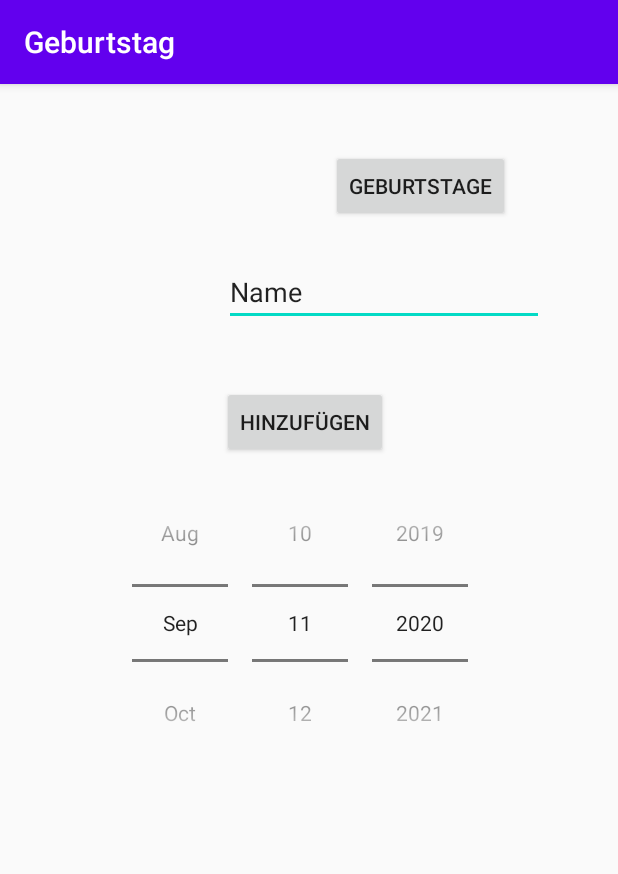
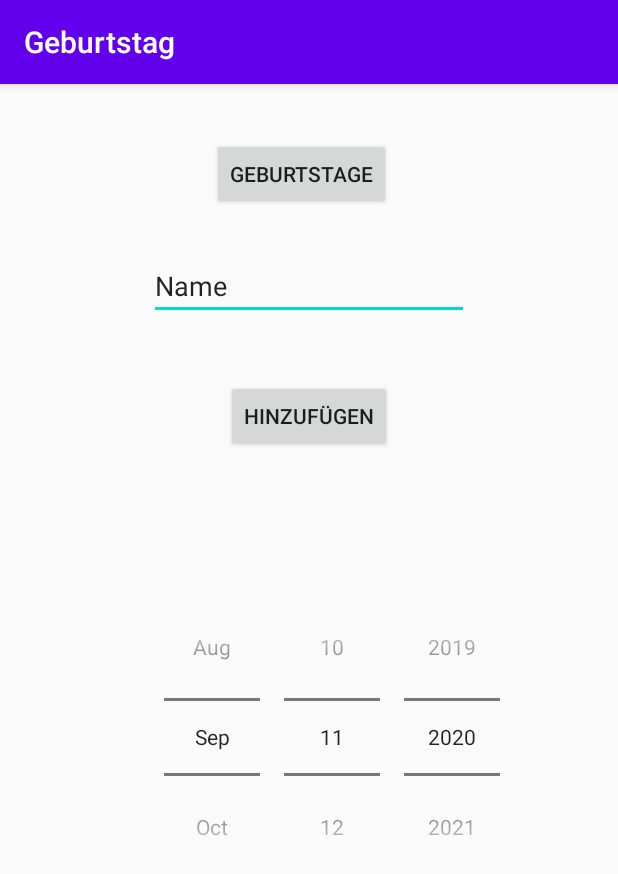
Before and after one commit to julianhocker/Geburtstag, an Android app: the screen it shows after launch (MainActivity), after a tap on "GEBURTSTAGE", on a phone screen of 412 x 824 dp. Shown: the top 874 px of the screen. Run offline under Robolectric (Android 15) with nearby library versions, the phone set to English and light mode, and no system bars.

Commit message:
cleaning up

```diff
--- a/app/src/main/java/jhocker/de/geburtstag/MainActivity.kt
+++ b/app/src/main/java/jhocker/de/geburtstag/MainActivity.kt
@@ -44,7 +44,7 @@ class MainActivity : AppCompatActivity() {
     }
 
     @RequiresApi(api = Build.VERSION_CODES.O)
-    fun clickButton() {
+    fun clickButton(view: View?) {
         val actualMonth = SimpleDateFormat("MM").format(Calendar.getInstance().time)
         val actualDay = SimpleDateFormat("dd").format(Calendar.getInstance().time)
         try {
--- a/app/src/main/res/layout/activity_main.xml
+++ b/app/src/main/res/layout/activity_main.xml
@@ -14,28 +14,27 @@
         app:layout_constraintRight_toRightOf="parent"
         app:layout_constraintTop_toTopOf="parent" />
 
+
     <Button
         android:id="@+id/button"
         android:layout_width="wrap_content"
         android:layout_height="wrap_content"
-        android:layout_marginStart="148dp"
-        android:layout_marginTop="44dp"
+        android:layout_marginTop="36dp"
         android:onClick="clickButton"
         android:text="Geburtstage"
         app:layout_constraintEnd_toEndOf="parent"
-        app:layout_constraintHorizontal_bias="0.5"
+        app:layout_constraintHorizontal_bias="0.482"
         app:layout_constraintStart_toStartOf="parent"
         app:layout_constraintTop_toTopOf="parent" />
-
 
     <Button
         android:id="@+id/button2"
         android:layout_width="wrap_content"
         android:layout_height="wrap_content"
-        android:layout_marginStart="148dp"
         android:layout_marginTop="40dp"
         android:onClick="AddContent"
         android:text="Hinzufügen"
+        app:layout_constraintEnd_toEndOf="parent"
         app:layout_constraintStart_toStartOf="parent"
         app:layout_constraintTop_toBottomOf="@+id/editText2" />
 
@@ -43,13 +42,11 @@
         android:id="@+id/editText2"
         android:layout_width="wrap_content"
         android:layout_height="wrap_content"
-        android:layout_marginStart="100dp"
-        android:layout_marginTop="24dp"
+        android:layout_marginTop="28dp"
         android:ems="10"
         android:inputType="textPersonName"
         android:text="Name"
         app:layout_constraintEnd_toEndOf="parent"
-        app:layout_constraintHorizontal_bias="0.5"
         app:layout_constraintStart_toStartOf="parent"
         app:layout_constraintTop_toBottomOf="@+id/button" />
 
@@ -57,10 +54,11 @@
         android:id="@+id/datePicker1"
         android:layout_width="wrap_content"
         android:layout_height="wrap_content"
-        android:layout_marginStart="80dp"
-        android:layout_marginTop="4dp"
+        android:layout_marginTop="84dp"
         android:calendarViewShown="false"
         android:datePickerMode="spinner"
+        app:layout_constraintEnd_toEndOf="parent"
+        app:layout_constraintHorizontal_bias="0.619"
         app:layout_constraintStart_toStartOf="parent"
         app:layout_constraintTop_toBottomOf="@+id/button2" />
 
```
